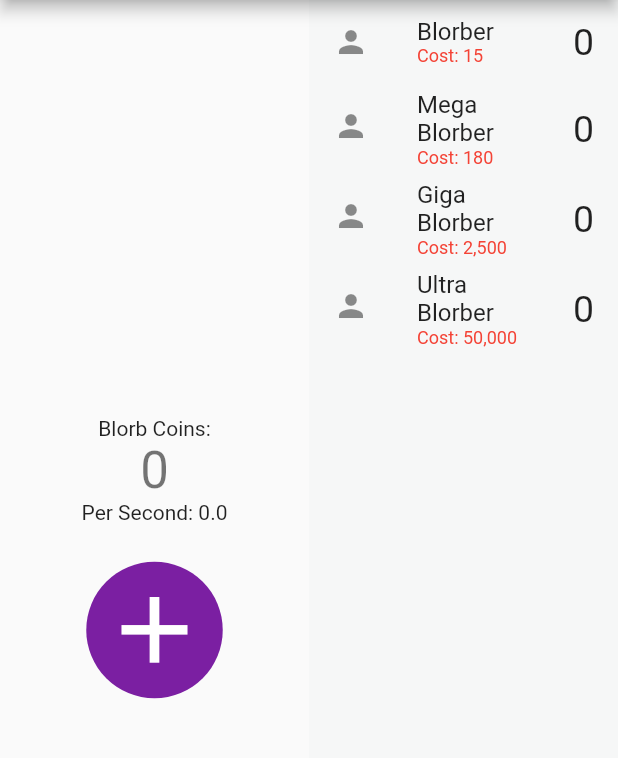
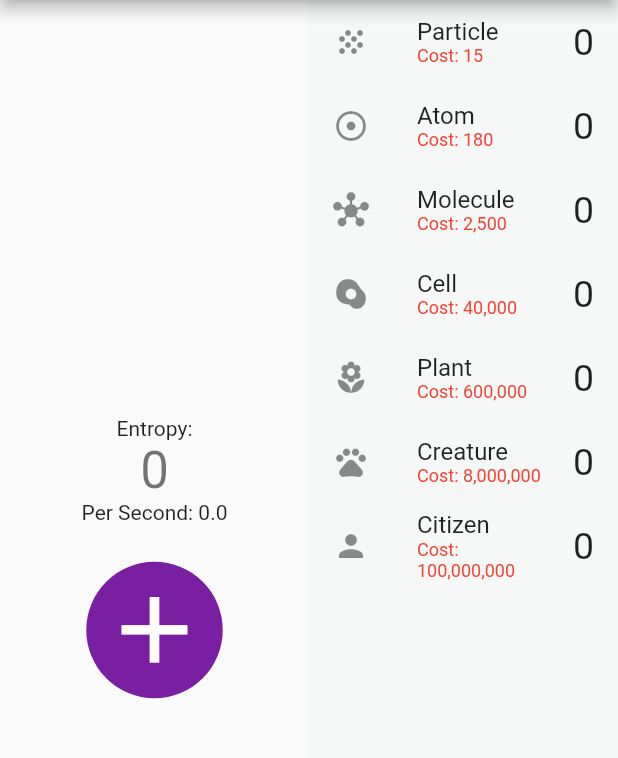
Before and after one commit to SevenDucks/BlorbClicker, a Flutter app: the screen it shows after launch, on a phone screen of 412 x 824 dp, the part 84-842 px from its top. Run offline on Flutter 3.47's test engine with Material 2 defaults, Android fonts, the light colour scheme and no system bars.

Commit message:
Producer Types

```diff
--- a/lib/clicker_page.dart
+++ b/lib/clicker_page.dart
@@ -27,10 +27,13 @@ class _ClickerPageState extends State<ClickerPage> {
     super.initState();
 
     producers = [
-      Producer('Blorber', 0.1, 15),
-      Producer('Mega Blorber', 0.5, 180),
-      Producer('Giga Blorber', 2.5, 2500),
-      Producer('Ultra Blorber', 15, 50000),
+      Producer('Particle', Icons.grain, 0.1, 15),
+      Producer('Atom', Icons.mode_standby, 0.7, 180),
+      Producer('Molecule', Icons.hub, 4, 2500),
+      Producer('Cell', Icons.egg_alt, 30, 40000),
+      Producer('Plant', Icons.local_florist, 200, 600000),
+      Producer('Creature', Icons.pets, 1800, 8000000),
+      Producer('Citizen', Icons.person, 12000, 100000000),
     ];
 
     timer = Timer.periodic(const Duration(milliseconds: 100), (timer) {
@@ -49,22 +52,7 @@ class _ClickerPageState extends State<ClickerPage> {
       body: Row(
         children: [
           Expanded(
-            child: Column(
-              mainAxisAlignment: MainAxisAlignment.center,
-              children: [
-                const Text(
-                  'Blorb Coins:',
-                ),
-                Text(
-                  intFormat.format(resourceAmount.floor()),
-                  style: Theme.of(context).textTheme.headline4,
-                ),
-                Text(
-                  'Per Second: ${floatFormat.format(resourcesPerSecond)}',
-                ),
-                ClickerButton(context, increment),
-              ],
-            ),
+            child: ClickerArea(context, increment),
           ),
           Expanded(
             child: Container(
@@ -72,31 +60,7 @@ class _ClickerPageState extends State<ClickerPage> {
               child: ListView.builder(
                 itemCount: producers.length,
                 itemBuilder: ((context, index) {
-                  return ListTile(
-                    title: Column(
-                      crossAxisAlignment: CrossAxisAlignment.start,
-                      children: [
-                        Text(producers[index].name),
-                        Text(
-                          'Cost: ${intFormat.format(producers[index].currentCost)}',
-                          style: TextStyle(
-                            fontSize: 12,
-                            color: producers[index].currentCost > resourceAmount
-                                ? Colors.red
-                                : Colors.green,
-                          ),
-                        ),
-                      ],
-                    ),
-                    leading: const Icon(Icons.person),
-                    trailing: Text(
-                      '${producers[index].amount}',
-                      style: const TextStyle(
-                        fontSize: 25,
-                      ),
-                    ),
-                    onTap: () => buy(producers[index]),
-                  );
+                  return ProducerArea(producers[index], buy);
                 }),
               ),
             ),
@@ -136,13 +100,16 @@ class _ClickerPageState extends State<ClickerPage> {
 
 class Producer {
   String name;
+  IconData icon;
   int amount = 0;
   double baseProduction;
   late double currentProduction;
   int baseCost;
   late int currentCost;
+  late String strBP;
+  late String strCP;
 
-  Producer(this.name, this.baseProduction, this.baseCost) {
+  Producer(this.name, this.icon, this.baseProduction, this.baseCost) {
     calc();
   }
 
@@ -158,7 +125,35 @@ class Producer {
   void calc() {
     currentProduction = baseProduction * amount;
     currentCost = (baseCost * pow(1.15, amount)).ceil();
+
+    strBP = floatFormat.format(baseProduction);
+    strCP = floatFormat.format(currentProduction);
   }
+}
+
+class ClickerArea extends Container {
+  final BuildContext context;
+  final VoidCallback onPressed;
+
+  ClickerArea(this.context, this.onPressed, {super.key})
+      : super(
+          child: Column(
+            mainAxisAlignment: MainAxisAlignment.center,
+            children: [
+              const Text(
+                'Entropy:',
+              ),
+              Text(
+                intFormat.format(resourceAmount.floor()),
+                style: Theme.of(context).textTheme.headline4,
+              ),
+              Text(
+                'Per Second: ${floatFormat.format(resourcesPerSecond)}',
+              ),
+              ClickerButton(context, onPressed),
+            ],
+          ),
+        );
 }
 
 class ClickerButton extends Container {
@@ -181,3 +176,42 @@ class ClickerButton extends Container {
               ),
             ));
 }
+
+class ProducerArea extends Container {
+  final Producer producer;
+  final Function(Producer) onBuy;
+
+  ProducerArea(this.producer, this.onBuy, {super.key})
+      : super(
+          child: Tooltip(
+            message: """
+Each ${producer.name} produces ${producer.strBP} Entropy per second,
+resulting in a total of ${producer.strCP} per seond.""",
+            child: ListTile(
+              title: Column(
+                crossAxisAlignment: CrossAxisAlignment.start,
+                children: [
+                  Text(producer.name),
+                  Text(
+                    'Cost: ${intFormat.format(producer.currentCost)}',
+                    style: TextStyle(
+                      fontSize: 12,
+                      color: producer.currentCost > resourceAmount
+                          ? Colors.red
+                          : Colors.green,
+                    ),
+                  ),
+                ],
+              ),
+              leading: Icon(producer.icon),
+              trailing: Text(
+                '${producer.amount}',
+                style: const TextStyle(
+                  fontSize: 25,
+                ),
+              ),
+              onTap: () => onBuy(producer),
+            ),
+          ),
+        );
+}
```
